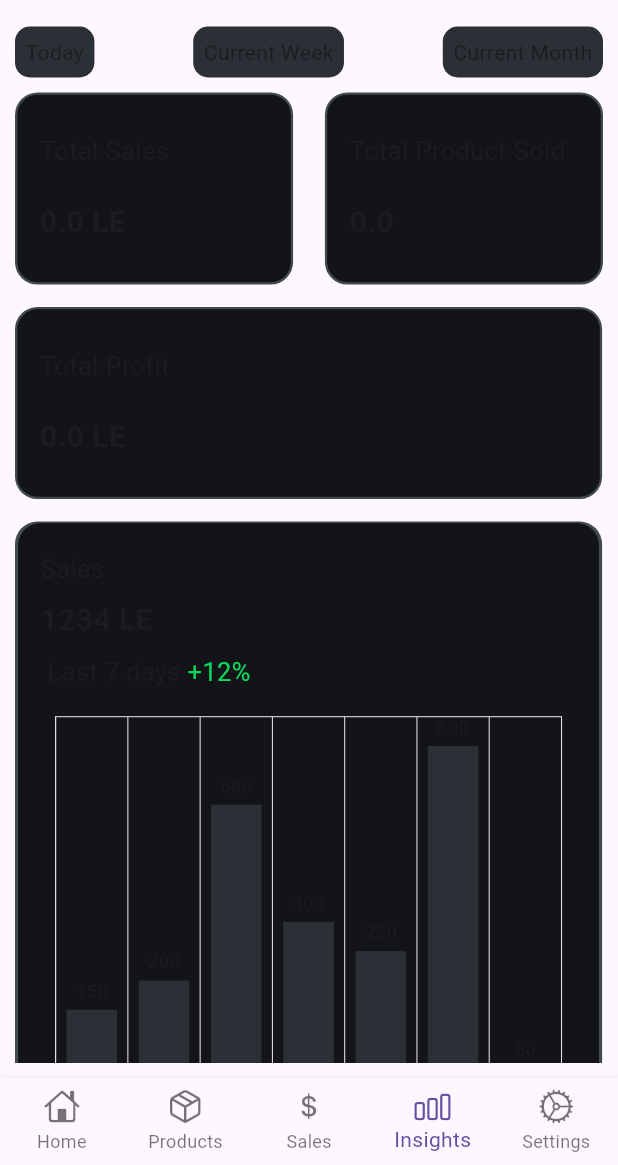
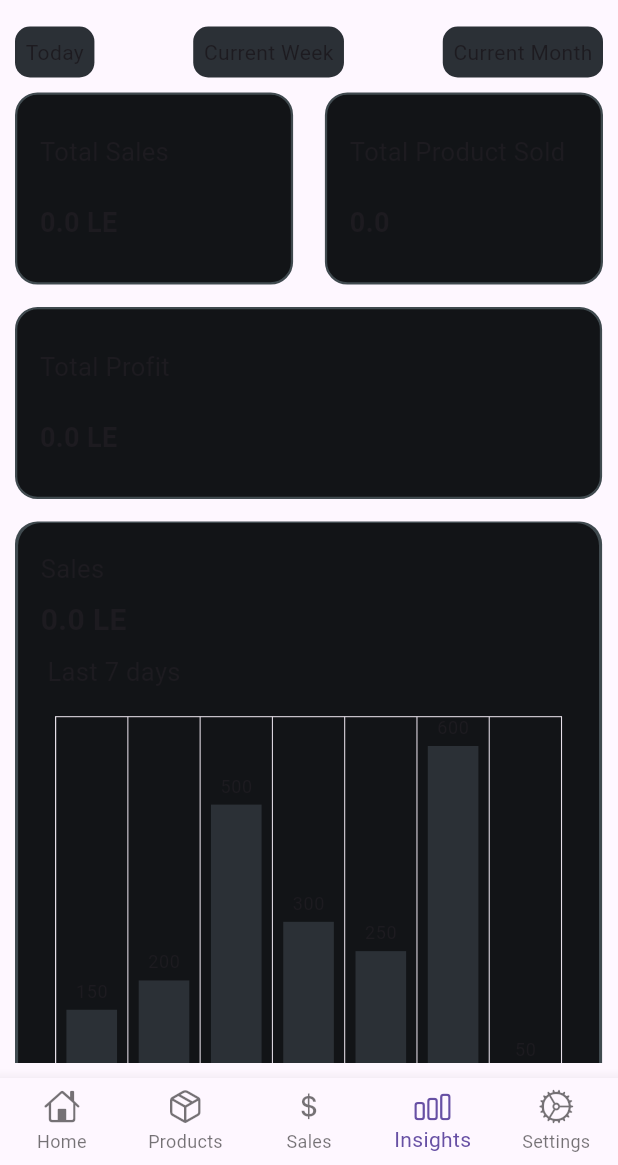
Before and after one commit to amrelmaadawy/shop_management, a Flutter app: the screen it shows after launch, item 4 of the bottom bar chosen, on a phone screen of 412 x 824 dp, the part 71-1236 px from its top. Run offline on Flutter 3.47's test engine with Material 3 defaults, Android fonts, the phone set to English and light mode, and no system bars; our stand-ins replace dotted_border, flutter_riverpod, hive, hive_flutter, image_picker, shared_preferences and 1 more; accounts and stored records are empty.

Commit message:
display total sales of current week

```diff
--- /dev/null
+++ b/lib/features/reports/logic/helper/get_start_end_of_week.dart
@@ -0,0 +1,8 @@
+DateTime getWeekStart(DateTime today) {
+  final int daysSinceSaturday = today.weekday % 7;
+  return DateTime(today.year, today.month, today.day - daysSinceSaturday);
+}
+
+DateTime getWeekEnd(DateTime weekStart) {
+  return weekStart.add(const Duration(days: 6));
+}
--- a/lib/features/reports/ui/reports_view.dart
+++ b/lib/features/reports/ui/reports_view.dart
@@ -129,7 +129,7 @@ class _ReportsViewState extends ConsumerState<ReportsView> {
                   number: '$totalProfit LE',
                 ),
                 SizedBox(height: 15),
-                SalesChartContainer(data: data),
+                SalesChartContainer(data: data,ref: ref,),
                 SizedBox(height: 15),
                 Text(
                   S.of(context).topSellingItems,
--- a/lib/features/reports/ui/widgets/custom_report_container.dart
+++ b/lib/features/reports/ui/widgets/custom_report_container.dart
@@ -16,7 +16,6 @@ class CustomReportContainer extends StatelessWidget {
     return Stack(
       alignment: AlignmentDirectional.center,
       children: [
-
         Container(
           width: width ?? MediaQuery.of(context).size.width * 0.45,
           height: 128,
@@ -34,9 +33,8 @@ class CustomReportContainer extends StatelessWidget {
                 Text(title, style: TextStyle(fontSize: 17)),
                 Text(
                   number,
-                  style: TextStyle(fontSize: 20, fontWeight: FontWeight.bold),
+                  style: TextStyle(fontSize: 18, fontWeight: FontWeight.bold),
                 ),
-
               ],
             ),
           ),
--- a/lib/features/reports/ui/widgets/sales_chart_container.dart
+++ b/lib/features/reports/ui/widgets/sales_chart_container.dart
@@ -1,27 +1,30 @@
-
-
 import 'package:flutter/material.dart';
+import 'package:flutter_riverpod/flutter_riverpod.dart';
 import 'package:small_managements/core/utils/app_colors.dart';
+import 'package:small_managements/features/reports/logic/helper/get_start_end_of_week.dart';
+import 'package:small_managements/features/reports/logic/helper/get_total_sales.dart';
 import 'package:small_managements/features/reports/logic/helper/sales_data.dart';
 import 'package:small_managements/features/reports/ui/widgets/bar_chart.dart';
 import 'package:small_managements/generated/l10n.dart';
 
 class SalesChartContainer extends StatelessWidget {
-  const SalesChartContainer({
-    super.key,
-    required this.data,
-  });
+  const SalesChartContainer({super.key, required this.data, required this.ref});
 
   final List<SalesData> data;
-
+  final WidgetRef ref;
   @override
   Widget build(BuildContext context) {
+    final today = DateTime.now();
+final startDate = getWeekStart(today);
+final endDate = getWeekEnd(startDate);
+
+    final totalSales = getTotalSalesInRange(ref, startDate, endDate);
+
     return Stack(
       alignment: AlignmentDirectional.center,
       children: [
         Container(
           width: MediaQuery.of(context).size.width * 0.95,
-
           height: 440,
           decoration: BoxDecoration(
             color: AppColors.kBorderColor,
@@ -43,34 +46,18 @@ class SalesChartContainer extends StatelessWidget {
               mainAxisAlignment: MainAxisAlignment.spaceAround,
               crossAxisAlignment: CrossAxisAlignment.start,
               children: [
+                Text(S.of(context).sales, style: TextStyle(fontSize: 17)),
                 Text(
-                  S.of(context).sales,
-                  style: TextStyle(fontSize: 17),
-                ),
-                Text(
-                  '1234 LE',
-                  style: TextStyle(
-                    fontSize: 20,
-                    fontWeight: FontWeight.bold,
-                  ),
+                  '$totalSales LE',
+                  style: TextStyle(fontSize: 20, fontWeight: FontWeight.bold),
                 ),
                 Row(
                   children: [
-                    Text(
-                      ' Last 7 days ',
-                      style: TextStyle(fontSize: 17),
-                    ),
-                    Text(
-                      '+12%',
-                      style: TextStyle(
-                        color: AppColors.kincreaseColor,
-                        fontSize: 17,
-                      ),
-                    ),
+                    Text(' Last 7 days ', style: TextStyle(fontSize: 17)),
+
                   ],
                 ),
                 BarChart(data: data),
-
               ],
             ),
           ),
```
